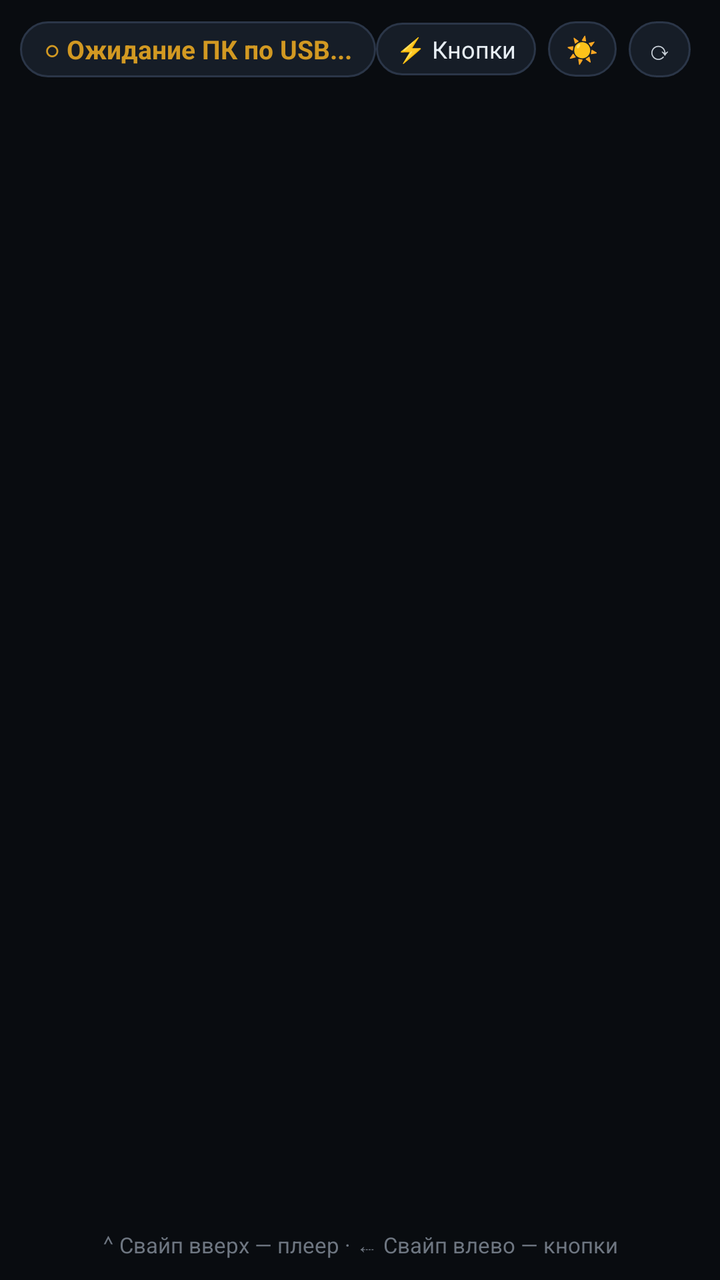
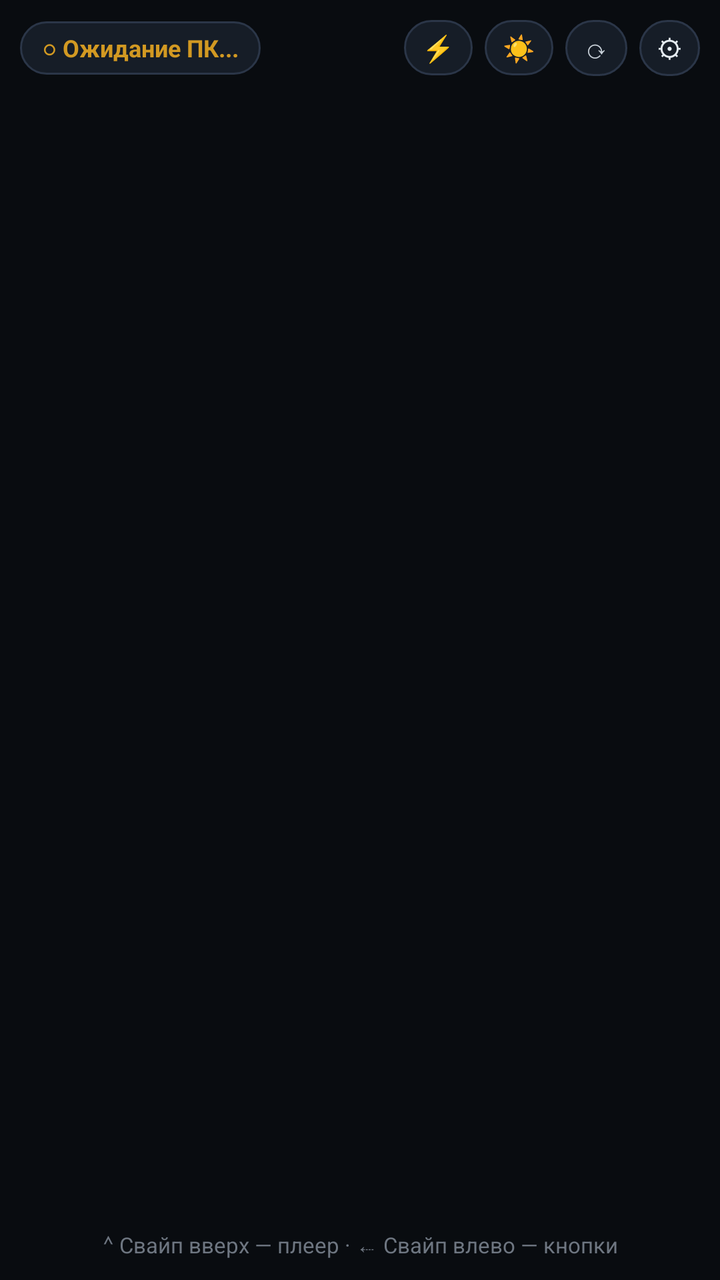

Compare the two renders of this Android layout. The source of the first and the diff that turns it into the second are given below.
<!-- AndroidManifest.xml: application theme Theme.PCMonitorUSB -->
<!-- res/layout/activity_main.xml -->
<?xml version="1.0" encoding="utf-8"?>
<FrameLayout xmlns:android="http://schemas.android.com/apk/res/android"
    android:id="@+id/rootContainer"
    android:layout_width="match_parent"
    android:layout_height="match_parent"
    android:background="#090C10">

    <LinearLayout
        android:id="@+id/rootLayout"
        android:layout_width="match_parent"
        android:layout_height="match_parent"
        android:orientation="vertical"
        android:padding="10dp">

        <LinearLayout
            android:layout_width="match_parent"
            android:layout_height="wrap_content"
            android:gravity="center_vertical"
            android:orientation="horizontal"
            android:paddingBottom="6dp">

            <TextView
                android:id="@+id/tvStatus"
                android:layout_width="wrap_content"
                android:layout_height="wrap_content"
                android:background="@drawable/status_pill_bg"
                android:paddingLeft="12dp"
                android:paddingTop="5dp"
                android:paddingRight="12dp"
                android:paddingBottom="5dp"
                android:text="○ Ожидание ПК по USB..."
                android:textColor="#D29922"
                android:textSize="13sp"
                android:textStyle="bold" />

            <TextView
                android:id="@+id/tvGameName"
                android:layout_width="0dp"
                android:layout_height="wrap_content"
                android:layout_weight="1"
                android:ellipsize="end"
                android:maxLines="1"
                android:paddingLeft="10dp"
                android:paddingRight="6dp"
                android:text=""
                android:textColor="#8B949E"
                android:textSize="13sp" />

            <TextView
                android:id="@+id/btnMacros"
                android:layout_width="wrap_content"
                android:layout_height="wrap_content"
                android:layout_marginEnd="6dp"
                android:background="@drawable/status_pill_bg"
                android:paddingLeft="10dp"
                android:paddingTop="5dp"
                android:paddingRight="10dp"
                android:paddingBottom="5dp"
                android:text="⚡ Кнопки"
                android:textColor="#E6EDF3"
                android:textSize="12sp" />

            <TextView
                android:id="@+id/btnDim"
                android:layout_width="wrap_content"
                android:layout_height="wrap_content"
                android:layout_marginEnd="6dp"
                android:background="@drawable/status_pill_bg"
                android:paddingLeft="9dp"
                android:paddingTop="5dp"
                android:paddingRight="9dp"
                android:paddingBottom="5dp"
                android:text="☀"
                android:textColor="#C9D1D9"
                android:textSize="13sp" />

            <TextView
                android:id="@+id/btnRotate"
                android:layout_width="wrap_content"
                android:layout_height="wrap_content"
                android:layout_marginEnd="6dp"
                android:background="@drawable/status_pill_bg"
                android:paddingLeft="9dp"
                android:paddingTop="5dp"
                android:paddingRight="9dp"
                android:paddingBottom="5dp"
                android:text="⟳"
                android:textColor="#C9D1D9"
                android:textSize="13sp" />

            <TextView
                android:id="@+id/btnSettings"
                android:layout_width="wrap_content"
                android:layout_height="wrap_content"
                android:background="@drawable/status_pill_bg"
                android:paddingLeft="10dp"
                android:paddingTop="5dp"
                android:paddingRight="10dp"
                android:paddingBottom="5dp"
                android:text="⚙"
                android:textColor="#E6EDF3"
                android:textSize="14sp" />
        </LinearLayout>

        <GridLayout
            android:id="@+id/metricsGrid"
            android:layout_width="match_parent"
            android:layout_height="0dp"
            android:layout_weight="1"
            android:alignmentMode="alignBounds"
            android:useDefaultMargins="false" />

        <TextView
            android:id="@+id/tvMiniMedia"
            android:layout_width="match_parent"
            android:layout_height="wrap_content"
            android:ellipsize="end"
            android:gravity="center"
            android:maxLines="1"
            android:paddingTop="4dp"
            android:text="⌃ Свайп вверх — плеер · ⇠ Свайп влево — кнопки"
            android:textColor="#6E7681"
            android:textSize="11sp" />
    </LinearLayout>

    
    <FrameLayout
        android:id="@+id/mediaOverlay"
        android:layout_width="match_parent"
        android:layout_height="match_parent"
        android:background="#090C10"
        android:visibility="gone">

        <ImageView
            android:id="@+id/ivMediaBackdrop"
            android:layout_width="match_parent"
            android:layout_height="match_parent"
            android:alpha="0.82"
            android:scaleType="centerCrop" />

        <View
            android:id="@+id/mediaScrim"
            android:layout_width="match_parent"
            android:layout_height="match_parent"
            android:background="@drawable/media_scrim" />

        <LinearLayout
            android:layout_width="match_parent"
            android:layout_height="match_parent"
            android:gravity="center_horizontal"
            android:orientation="vertical"
            android:paddingLeft="24dp"
            android:paddingTop="14dp"
            android:paddingRight="24dp"
            android:paddingBottom="16dp">

            <View
                android:id="@+id/btnCloseMedia"
                android:layout_width="48dp"
                android:layout_height="5dp"
                android:layout_marginBottom="14dp"
                android:background="@drawable/glass_pill" />

            <LinearLayout
                android:layout_width="match_parent"
                android:layout_height="0dp"
                android:layout_weight="1"
                android:gravity="center"
                android:orientation="horizontal">

                <ImageView
                    android:id="@+id/ivMediaArt"
                    android:layout_width="172dp"
                    android:layout_height="172dp"
                    android:layout_marginEnd="26dp"
                    android:background="@drawable/card_bg"
                    android:elevation="14dp"
                    android:scaleType="centerCrop"
                    android:visibility="gone" />

                <LinearLayout
                    android:layout_width="0dp"
                    android:layout_height="wrap_content"
                    android:layout_weight="1"
                    android:gravity="center_vertical"
                    android:orientation="vertical">

                    <LinearLayout
                        android:layout_width="match_parent"
                        android:layout_height="wrap_content"
                        android:gravity="center_vertical"
                        android:orientation="horizontal">

                        <TextView
                            android:id="@+id/tvMediaStatus"
                            android:layout_width="wrap_content"
                            android:layout_height="wrap_content"
                            android:letterSpacing="0.08"
                            android:text="NOW PLAYING"
                            android:textAllCaps="true"
                            android:textColor="#58A6FF"
                            android:textSize="11sp"
                            android:textStyle="bold" />

                        <com.pcmonitor.usb.AudioVisualizerView
                            android:id="@+id/audioVisualizer"
                            android:layout_width="110dp"
                            android:layout_height="20dp"
                            android:layout_marginStart="12dp" />
                    </LinearLayout>

                    <TextView
                        android:id="@+id/tvMediaTitle"
                        android:layout_width="match_parent"
                        android:layout_height="wrap_content"
                        android:layout_marginTop="6dp"
                        android:ellipsize="end"
                        android:maxLines="2"
                        android:text="Ничего не играет"
                        android:textColor="#FFFFFF"
                        android:textSize="26sp"
                        android:textStyle="bold" />

                    <TextView
                        android:id="@+id/tvMediaArtist"
                        android:layout_width="match_parent"
                        android:layout_height="wrap_content"
                        android:layout_marginTop="2dp"
                        android:ellipsize="end"
                        android:maxLines="1"
                        android:text=""
                        android:textColor="#B8C2CC"
                        android:textSize="15sp" />

                    <ProgressBar
                        android:id="@+id/mediaProgress"
                        style="?android:attr/progressBarStyleHorizontal"
                        android:layout_width="match_parent"
                        android:layout_height="5dp"
                        android:layout_marginTop="14dp"
                        android:max="1000"
                        android:progress="0" />

                    <LinearLayout
                        android:layout_width="match_parent"
                        android:layout_height="wrap_content"
                        android:layout_marginTop="4dp"
                        android:orientation="horizontal">

                        <TextView
                            android:id="@+id/tvMediaPos"
                            android:layout_width="0dp"
                            android:layout_height="wrap_content"
                            android:layout_weight="1"
                            android:fontFamily="monospace"
                            android:text="0:00"
                            android:textColor="#9AA6B2"
                            android:textSize="11sp" />

                        <TextView
                            android:id="@+id/tvMediaDur"
                            android:layout_width="wrap_content"
                            android:layout_height="wrap_content"
                            android:fontFamily="monospace"
                            android:text="0:00"
                            android:textColor="#9AA6B2"
                            android:textSize="11sp" />
                    </LinearLayout>

                    <LinearLayout
                        android:layout_width="match_parent"
                        android:layout_height="wrap_content"
                        android:layout_marginTop="14dp"
                        android:gravity="center_vertical"
                        android:orientation="horizontal">

                        <ImageView
                            android:id="@+id/btnPrev"
                            android:layout_width="52dp"
                            android:layout_height="52dp"
                            android:layout_marginEnd="14dp"
                            android:background="@drawable/glass_circle_btn"
                            android:padding="12dp"
                            android:src="@drawable/ic_prev" />

                        <ImageView
                            android:id="@+id/btnPlayPause"
                            android:layout_width="66dp"
                            android:layout_height="66dp"
                            android:layout_marginEnd="14dp"
                            android:background="@drawable/glass_circle_btn"
                            android:elevation="8dp"
                            android:padding="16dp"
                            android:src="@drawable/ic_play" />

                        <ImageView
                            android:id="@+id/btnNext"
                            android:layout_width="52dp"
                            android:layout_height="52dp"
                            android:layout_marginEnd="20dp"
                            android:background="@drawable/glass_circle_btn"
                            android:padding="12dp"
                            android:src="@drawable/ic_next" />

                        <LinearLayout
                            android:layout_width="wrap_content"
                            android:layout_height="44dp"
                            android:background="@drawable/glass_pill"
                            android:gravity="center"
                            android:orientation="horizontal"
                            android:paddingLeft="6dp"
                            android:paddingRight="6dp">

                            <ImageView
                                android:id="@+id/btnVolDown"
                                android:layout_width="38dp"
                                android:layout_height="38dp"
                                android:padding="9dp"
                                android:src="@drawable/ic_vol_down" />

                            <ImageView
                                android:id="@+id/btnVolMute"
                                android:layout_width="38dp"
                                android:layout_height="38dp"
                                android:padding="9dp"
                                android:src="@drawable/ic_vol_mute" />

                            <ImageView
                                android:id="@+id/btnVolUp"
                                android:layout_width="38dp"
                                android:layout_height="38dp"
                                android:padding="9dp"
                                android:src="@drawable/ic_vol_up" />
                        </LinearLayout>
                    </LinearLayout>
                </LinearLayout>
            </LinearLayout>
        </LinearLayout>
    </FrameLayout>

    
    <LinearLayout
        android:id="@+id/macroOverlay"
        android:layout_width="match_parent"
        android:layout_height="match_parent"
        android:background="#F5090C10"
        android:orientation="vertical"
        android:padding="12dp"
        android:visibility="gone">

        <LinearLayout
            android:layout_width="match_parent"
            android:layout_height="wrap_content"
            android:gravity="center_vertical"
            android:orientation="horizontal"
            android:paddingBottom="8dp">

            <TextView
                android:layout_width="0dp"
                android:layout_height="wrap_content"
                android:layout_weight="1"
                android:text="⚡ Быстрые кнопки ПК / OBS"
                android:textColor="#E6EDF3"
                android:textSize="15sp"
                android:textStyle="bold" />

            <TextView
                android:id="@+id/btnCloseMacros"
                android:layout_width="wrap_content"
                android:layout_height="wrap_content"
                android:background="@drawable/status_pill_bg"
                android:paddingLeft="14dp"
                android:paddingTop="5dp"
                android:paddingRight="14dp"
                android:paddingBottom="5dp"
                android:text="✕ Закрыть (свайп вправо)"
                android:textColor="#8B949E"
                android:textSize="12sp" />
        </LinearLayout>

        <GridLayout
            android:id="@+id/macroGrid"
            android:layout_width="match_parent"
            android:layout_height="0dp"
            android:layout_weight="1"
            android:alignmentMode="alignBounds"
            android:useDefaultMargins="false" />
    </LinearLayout>
</FrameLayout>
<!-- resources referenced by this layout -->
<resources>
  <!-- drawable card_bg (drawable) -->
  <?xml version="1.0" encoding="utf-8"?>
  <shape xmlns:android="http://schemas.android.com/apk/res/android" android:shape="rectangle">
      <solid android:color="#131922" />
      <stroke android:width="1dp" android:color="#243042" />
      <corners android:radius="14dp" />
  </shape>
  <!-- drawable glass_circle_btn (drawable) -->
  <?xml version="1.0" encoding="utf-8"?>
  <shape xmlns:android="http://schemas.android.com/apk/res/android" android:shape="oval">
      <solid android:color="#26FFFFFF" />
      <stroke android:width="1dp" android:color="#3DFFFFFF" />
  </shape>
  <!-- drawable glass_pill (drawable) -->
  <?xml version="1.0" encoding="utf-8"?>
  <shape xmlns:android="http://schemas.android.com/apk/res/android" android:shape="rectangle">
      <solid android:color="#24FFFFFF" />
      <stroke android:width="1dp" android:color="#33FFFFFF" />
      <corners android:radius="24dp" />
  </shape>
  <!-- drawable ic_next (drawable) -->
  <vector xmlns:android="http://schemas.android.com/apk/res/android"
      android:width="28dp" android:height="28dp" android:viewportWidth="24" android:viewportHeight="24">
      <path android:fillColor="#FFFFFF" android:pathData="M6,18l8.5,-6L6,6v12zM16,6v12h2V6h-2z"/>
  </vector>
  <!-- drawable ic_play (drawable) -->
  <vector xmlns:android="http://schemas.android.com/apk/res/android"
      android:width="34dp" android:height="34dp" android:viewportWidth="24" android:viewportHeight="24">
      <path android:fillColor="#090C10" android:pathData="M8,5.14v14l11,-7l-11,-7z"/>
  </vector>
  <!-- drawable ic_prev (drawable) -->
  <vector xmlns:android="http://schemas.android.com/apk/res/android"
      android:width="28dp" android:height="28dp" android:viewportWidth="24" android:viewportHeight="24">
      <path android:fillColor="#FFFFFF" android:pathData="M6,6h2v12H6V6zM9.5,12l8.5,6V6l-8.5,6z"/>
  </vector>
  <!-- drawable ic_vol_down (drawable) -->
  <vector xmlns:android="http://schemas.android.com/apk/res/android"
      android:width="20dp" android:height="20dp" android:viewportWidth="24" android:viewportHeight="24">
      <path android:fillColor="#E6EDF3" android:pathData="M18.5,12c0,-1.77 -1.02,-3.29 -2.5,-4.03v8.05c1.48,-0.73 2.5,-2.25 2.5,-4.02zM5,9v6h4l5,5V4L9,9H5z"/>
  </vector>
  <!-- drawable ic_vol_up (drawable) -->
  <vector xmlns:android="http://schemas.android.com/apk/res/android"
      android:width="20dp" android:height="20dp" android:viewportWidth="24" android:viewportHeight="24">
      <path android:fillColor="#E6EDF3" android:pathData="M3,9v6h4l5,5V4L7,9H3zM16.5,12c0,-1.77 -1.02,-3.29 -2.5,-4.03v8.05c1.48,-0.73 2.5,-2.25 2.5,-4.02zM14,3.23v2.06c2.89,0.86 5,3.54 5,6.71s-2.11,5.85 -5,6.71v2.06c4.01,-0.91 7,-4.49 7,-8.77s-2.99,-7.86 -7,-8.77z"/>
  </vector>
  <!-- drawable media_scrim (drawable) -->
  <?xml version="1.0" encoding="utf-8"?>
  <shape xmlns:android="http://schemas.android.com/apk/res/android" android:shape="rectangle">
      <gradient
          android:angle="270"
          android:startColor="#99080B10"
          android:centerColor="#CC080B10"
          android:endColor="#EE06080C" />
  </shape>
  <!-- drawable status_pill_bg (drawable) -->
  <?xml version="1.0" encoding="utf-8"?>
  <shape xmlns:android="http://schemas.android.com/apk/res/android" android:shape="rectangle">
      <solid android:color="#161D27" />
      <stroke android:width="1dp" android:color="#2B3648" />
      <corners android:radius="20dp" />
  </shape>
  <style name="Theme.PCMonitorUSB" parent="Theme.AppCompat.NoActionBar">
          <item name="android:windowBackground">#090C10</item>
          <item name="android:statusBarColor">#090C10</item>
          <item name="android:navigationBarColor">#090C10</item>
      </style>
  <!-- unchanged entries left out for length: 1 -->
</resources>

<!-- the commit's change to res/layout/activity_main.xml (unified diff, before → after) -->
@@ -24,13 +24,13 @@
                 android:layout_width="wrap_content"
                 android:layout_height="wrap_content"
                 android:background="@drawable/status_pill_bg"
-                android:paddingLeft="12dp"
-                android:paddingTop="5dp"
-                android:paddingRight="12dp"
-                android:paddingBottom="5dp"
-                android:text="○ Ожидание ПК по USB..."
+                android:paddingLeft="11dp"
+                android:paddingTop="5dp"
+                android:paddingRight="11dp"
+                android:paddingBottom="5dp"
+                android:text="○ Ожидание ПК..."
                 android:textColor="#D29922"
-                android:textSize="13sp"
+                android:textSize="12sp"
                 android:textStyle="bold" />
 
             <TextView
@@ -40,25 +40,41 @@
                 android:layout_weight="1"
                 android:ellipsize="end"
                 android:maxLines="1"
-                android:paddingLeft="10dp"
+                android:paddingLeft="8dp"
                 android:paddingRight="6dp"
                 android:text=""
                 android:textColor="#8B949E"
+                android:textSize="12sp" />
+
+            <TextView
+                android:id="@+id/btnUpdateApp"
+                android:layout_width="wrap_content"
+                android:layout_height="wrap_content"
+                android:layout_marginEnd="6dp"
+                android:background="@drawable/status_pill_bg"
+                android:paddingLeft="10dp"
+                android:paddingTop="5dp"
+                android:paddingRight="10dp"
+                android:paddingBottom="5dp"
+                android:text="⬇ Обновить"
+                android:textColor="#3FB950"
+                android:textSize="12sp"
+                android:textStyle="bold"
+                android:visibility="gone" />
+
+            <TextView
+                android:id="@+id/btnMacros"
+                android:layout_width="wrap_content"
+                android:layout_height="wrap_content"
+                android:layout_marginEnd="6dp"
+                android:background="@drawable/status_pill_bg"
+                android:paddingLeft="9dp"
+                android:paddingTop="5dp"
+                android:paddingRight="9dp"
+                android:paddingBottom="5dp"
+                android:text="⚡"
+                android:textColor="#E6EDF3"
                 android:textSize="13sp" />
-
-            <TextView
-                android:id="@+id/btnMacros"
-                android:layout_width="wrap_content"
-                android:layout_height="wrap_content"
-                android:layout_marginEnd="6dp"
-                android:background="@drawable/status_pill_bg"
-                android:paddingLeft="10dp"
-                android:paddingTop="5dp"
-                android:paddingRight="10dp"
-                android:paddingBottom="5dp"
-                android:text="⚡ Кнопки"
-                android:textColor="#E6EDF3"
-                android:textSize="12sp" />
 
             <TextView
                 android:id="@+id/btnDim"
@@ -93,13 +109,13 @@
                 android:layout_width="wrap_content"
                 android:layout_height="wrap_content"
                 android:background="@drawable/status_pill_bg"
-                android:paddingLeft="10dp"
-                android:paddingTop="5dp"
-                android:paddingRight="10dp"
+                android:paddingLeft="9dp"
+                android:paddingTop="5dp"
+                android:paddingRight="9dp"
                 android:paddingBottom="5dp"
                 android:text="⚙"
                 android:textColor="#E6EDF3"
-                android:textSize="14sp" />
+                android:textSize="13sp" />
         </LinearLayout>
 
         <GridLayout
@@ -135,7 +151,7 @@
             android:id="@+id/ivMediaBackdrop"
             android:layout_width="match_parent"
             android:layout_height="match_parent"
-            android:alpha="0.82"
+            android:alpha="0.88"
             android:scaleType="centerCrop" />
 
         <View
@@ -149,19 +165,21 @@
             android:layout_height="match_parent"
             android:gravity="center_horizontal"
             android:orientation="vertical"
-            android:paddingLeft="24dp"
-            android:paddingTop="14dp"
-            android:paddingRight="24dp"
-            android:paddingBottom="16dp">
+            android:paddingLeft="20dp"
+            android:paddingTop="12dp"
+            android:paddingRight="20dp"
+            android:paddingBottom="14dp">
 
             <View
                 android:id="@+id/btnCloseMedia"
                 android:layout_width="48dp"
                 android:layout_height="5dp"
-                android:layout_marginBottom="14dp"
+                android:layout_marginBottom="10dp"
                 android:background="@drawable/glass_pill" />
 
+            
             <LinearLayout
+                android:id="@+id/mediaBody"
                 android:layout_width="match_parent"
                 android:layout_height="0dp"
                 android:layout_weight="1"
@@ -170,23 +188,26 @@
 
                 <ImageView
                     android:id="@+id/ivMediaArt"
-                    android:layout_width="172dp"
-                    android:layout_height="172dp"
-                    android:layout_marginEnd="26dp"
+                    android:layout_width="148dp"
+                    android:layout_height="148dp"
+                    android:layout_margin="12dp"
                     android:background="@drawable/card_bg"
-                    android:elevation="14dp"
+                    android:elevation="16dp"
                     android:scaleType="centerCrop"
                     android:visibility="gone" />
 
                 <LinearLayout
+                    android:id="@+id/mediaRightCol"
                     android:layout_width="0dp"
                     android:layout_height="wrap_content"
                     android:layout_weight="1"
-                    android:gravity="center_vertical"
-                    android:orientation="vertical">
+                    android:gravity="center_horizontal"
+                    android:orientation="vertical"
+                    android:paddingLeft="8dp"
+                    android:paddingRight="8dp">
 
                     <LinearLayout
-                        android:layout_width="match_parent"
+                        android:layout_width="wrap_content"
                         android:layout_height="wrap_content"
                         android:gravity="center_vertical"
                         android:orientation="horizontal">
@@ -204,9 +225,9 @@
 
                         <com.pcmonitor.usb.AudioVisualizerView
                             android:id="@+id/audioVisualizer"
-                            android:layout_width="110dp"
-                            android:layout_height="20dp"
-                            android:layout_marginStart="12dp" />
+                            android:layout_width="96dp"
+                            android:layout_height="18dp"
+                            android:layout_marginStart="10dp" />
                     </LinearLayout>
 
                     <TextView
@@ -215,10 +236,11 @@
                         android:layout_height="wrap_content"
                         android:layout_marginTop="6dp"
                         android:ellipsize="end"
+                        android:gravity="center"
                         android:maxLines="2"
                         android:text="Ничего не играет"
                         android:textColor="#FFFFFF"
-                        android:textSize="26sp"
+                        android:textSize="22sp"
                         android:textStyle="bold" />
 
                     <TextView
@@ -227,24 +249,25 @@
                         android:layout_height="wrap_content"
                         android:layout_marginTop="2dp"
                         android:ellipsize="end"
+                        android:gravity="center"
                         android:maxLines="1"
                         android:text=""
-                        android:textColor="#B8C2CC"
-                        android:textSize="15sp" />
+                        android:textColor="#C2CCD6"
+                        android:textSize="14sp" />
 
                     <ProgressBar
                         android:id="@+id/mediaProgress"
                         style="?android:attr/progressBarStyleHorizontal"
                         android:layout_width="match_parent"
-                        android:layout_height="5dp"
-                        android:layout_marginTop="14dp"
+                        android:layout_height="4dp"
+                        android:layout_marginTop="12dp"
                         android:max="1000"
                         android:progress="0" />
 
                     <LinearLayout
                         android:layout_width="match_parent"
                         android:layout_height="wrap_content"
-                        android:layout_marginTop="4dp"
+                        android:layout_marginTop="3dp"
                         android:orientation="horizontal">
 
                         <TextView
@@ -267,71 +290,75 @@
                             android:textSize="11sp" />
                     </LinearLayout>
 
+                    
                     <LinearLayout
-                        android:layout_width="match_parent"
+                        android:layout_width="wrap_content"
                         android:layout_height="wrap_content"
-                        android:layout_marginTop="14dp"
-                        android:gravity="center_vertical"
+                        android:layout_marginTop="12dp"
+                        android:gravity="center"
                         android:orientation="horizontal">
 
                         <ImageView
                             android:id="@+id/btnPrev"
-                            android:layout_width="52dp"
-                            android:layout_height="52dp"
-                            android:layout_marginEnd="14dp"
+                            android:layout_width="48dp"
+                            android:layout_height="48dp"
+                            android:layout_marginEnd="18dp"
                             android:background="@drawable/glass_circle_btn"
-                            android:padding="12dp"
+                            android:padding="11dp"
                             android:src="@drawable/ic_prev" />
 
                         <ImageView
                             android:id="@+id/btnPlayPause"
-                            android:layout_width="66dp"
-                            android:layout_height="66dp"
-                            android:layout_marginEnd="14dp"
+                            android:layout_width="62dp"
+                            android:layout_height="62dp"
+                            android:layout_marginEnd="18dp"
                             android:background="@drawable/glass_circle_btn"
                             android:elevation="8dp"
-                            android:padding="16dp"
+                            android:padding="15dp"
                             android:src="@drawable/ic_play" />
 
                         <ImageView
                             android:id="@+id/btnNext"
-                            android:layout_width="52dp"
-                            android:layout_height="52dp"
-                            android:layout_marginEnd="20dp"
+                            android:layout_width="48dp"
+                            android:layout_height="48dp"
                             android:background="@drawable/glass_circle_btn"
-                            android:padding="12dp"
+                            android:padding="11dp"
                             android:src="@drawable/ic_next" />
-
-                        <LinearLayout
-                            android:layout_width="wrap_content"
-                            android:layout_height="44dp"
-                            android:background="@drawable/glass_pill"
-                            android:gravity="center"
-                            android:orientation="horizontal"
-                            android:paddingLeft="6dp"
-                            android:paddingRight="6dp">
-
-                            <ImageView
-                                android:id="@+id/btnVolDown"
-                                android:layout_width="38dp"
-                                android:layout_height="38dp"
-                                android:padding="9dp"
-                                android:src="@drawable/ic_vol_down" />
-
-                            <ImageView
-                                android:id="@+id/btnVolMute"
-                                android:layout_width="38dp"
-                                android:layout_height="38dp"
-                                android:padding="9dp"
-                                android:src="@drawable/ic_vol_mute" />
-
-                            <ImageView
-                                android:id="@+id/btnVolUp"
-                                android:layout_width="38dp"
-                                android:layout_height="38dp"
-                                android:padding="9dp"
-                                android:src="@drawable/ic_vol_up" />
-                        </LinearLayout>
+                    </LinearLayout>
+
+                    
+                    <LinearLayout
+                        android:layout_width="wrap_content"
+                        android:layout_height="38dp"
+                        android:layout_marginTop="12dp"
+                        android:background="@drawable/glass_pill"
+                        android:gravity="center"
+                        android:orientation="horizontal"
+                        android:paddingLeft="10dp"
+                        android:paddingRight="10dp">
+
+                        <ImageView
+                            android:id="@+id/btnVolDown"
+                            android:layout_width="36dp"
+                            android:layout_height="36dp"
+                            android:padding="8dp"
+                            android:src="@drawable/ic_vol_down" />
+
+                        <ImageView
+                            android:id="@+id/btnVolMute"
+                            android:layout_width="36dp"
+                            android:layout_height="36dp"
+                            android:layout_marginStart="6dp"
+                            android:layout_marginEnd="6dp"
+                            android:padding="8dp"
+                            android:src="@drawable/ic_vol_mute" />
+
+                        <ImageView
+                            android:id="@+id/btnVolUp"
+                            android:layout_width="36dp"
+                            android:layout_height="36dp"
+                            android:padding="8dp"
+                            android:src="@drawable/ic_vol_up" />
                     </LinearLayout>
                 </LinearLayout>
             </LinearLayout>
